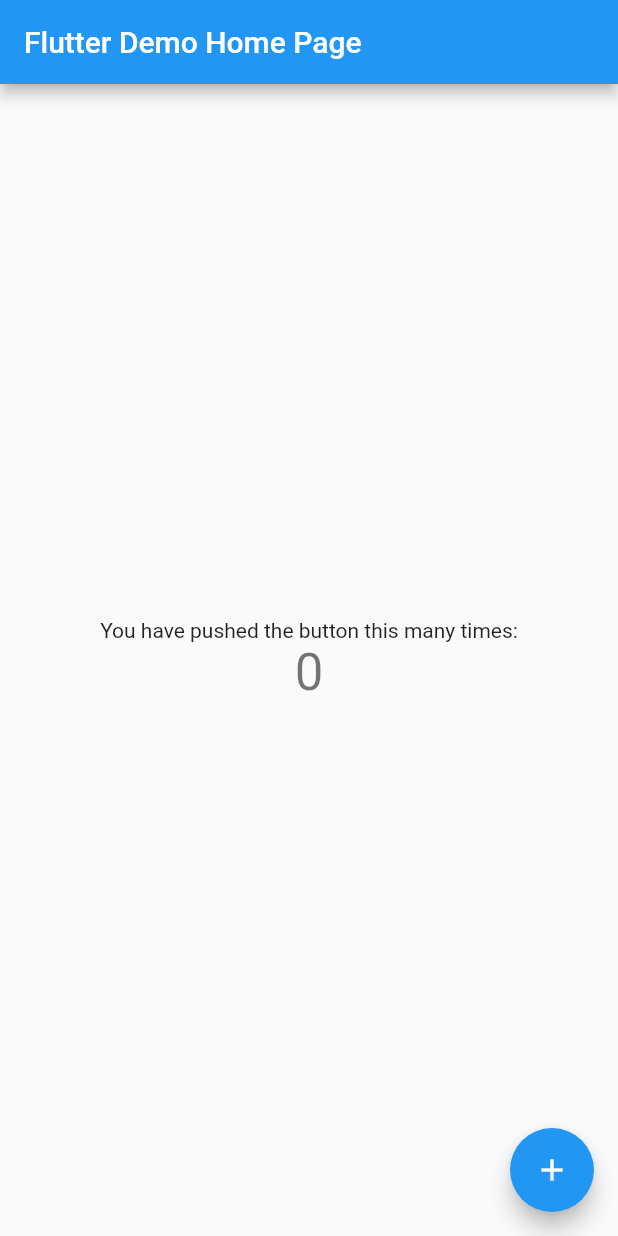
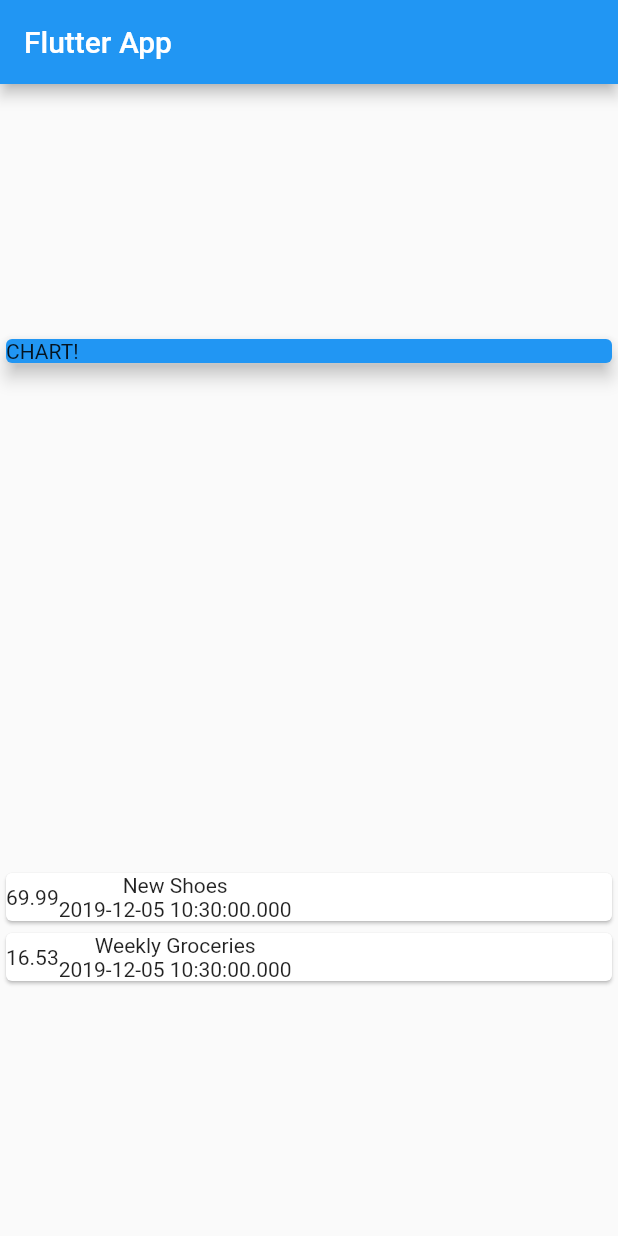
Before and after one commit to Thilanguis/controle_gastos, a Flutter app: the screen it shows after launch, on a phone screen of 412 x 824 dp. Run offline on Flutter 3.47's test engine with Material 2 defaults, Android fonts, the phone set to English and light mode, and no system bars.

Commit message:
Adicionando classe com atributos e contrutor e mostrando na tela

```diff
--- a/lib/main.dart
+++ b/lib/main.dart
@@ -1,111 +1,73 @@
 import 'package:flutter/material.dart';
+
+import './transation.dart';
 
 void main() => runApp(MyApp());
 
 class MyApp extends StatelessWidget {
-  // This widget is the root of your application.
   @override
   Widget build(BuildContext context) {
     return MaterialApp(
-      title: 'Flutter Demo',
-      theme: ThemeData(
-        // This is the theme of your application.
-        //
-        // Try running your application with "flutter run". You'll see the
-        // application has a blue toolbar. Then, without quitting the app, try
-        // changing the primarySwatch below to Colors.green and then invoke
-        // "hot reload" (press "r" in the console where you ran "flutter run",
-        // or simply save your changes to "hot reload" in a Flutter IDE).
-        // Notice that the counter didn't reset back to zero; the application
-        // is not restarted.
-        primarySwatch: Colors.blue,
-      ),
-      home: MyHomePage(title: 'Flutter Demo Home Page'),
+      title: 'Flutter App',
+      home: MyHomePage(),
     );
   }
 }
 
-class MyHomePage extends StatefulWidget {
-  MyHomePage({Key key, this.title}) : super(key: key);
-
-  // This widget is the home page of your application. It is stateful, meaning
-  // that it has a State object (defined below) that contains fields that affect
-  // how it looks.
-
-  // This class is the configuration for the state. It holds the values (in this
-  // case the title) provided by the parent (in this case the App widget) and
-  // used by the build method of the State. Fields in a Widget subclass are
-  // always marked "final".
-
-  final String title;
-
-  @override
-  _MyHomePageState createState() => _MyHomePageState();
-}
-
-class _MyHomePageState extends State<MyHomePage> {
-  int _counter = 0;
-
-  void _incrementCounter() {
-    setState(() {
-      // This call to setState tells the Flutter framework that something has
-      // changed in this State, which causes it to rerun the build method below
-      // so that the display can reflect the updated values. If we changed
-      // _counter without calling setState(), then the build method would not be
-      // called again, and so nothing would appear to happen.
-      _counter++;
-    });
-  }
+class MyHomePage extends StatelessWidget {
+  final List<Transaction> transactions = [
+    Transaction(
+      id: 't1',
+      title: 'New Shoes',
+      amount: 69.99,
+      date: DateTime.now(),
+    ),
+    Transaction(
+      id: 't2',
+      title: 'Weekly Groceries',
+      amount: 16.53,
+      date: DateTime.now(),
+    )
+  ];
 
   @override
   Widget build(BuildContext context) {
-    // This method is rerun every time setState is called, for instance as done
-    // by the _incrementCounter method above.
-    //
-    // The Flutter framework has been optimized to make rerunning build methods
-    // fast, so that you can just rebuild anything that needs updating rather
-    // than having to individually change instances of widgets.
     return Scaffold(
-      appBar: AppBar(
-        // Here we take the value from the MyHomePage object that was created by
-        // the App.build method, and use it to set our appbar title.
-        title: Text(widget.title),
-      ),
-      body: Center(
-        // Center is a layout widget. It takes a single child and positions it
-        // in the middle of the parent.
-        child: Column(
-          // Column is also a layout widget. It takes a list of children and
-          // arranges them vertically. By default, it sizes itself to fit its
-          // children horizontally, and tries to be as tall as its parent.
-          //
-          // Invoke "debug painting" (press "p" in the console, choose the
-          // "Toggle Debug Paint" action from the Flutter Inspector in Android
-          // Studio, or the "Toggle Debug Paint" command in Visual Studio Code)
-          // to see the wireframe for each widget.
-          //
-          // Column has various properties to control how it sizes itself and
-          // how it positions its children. Here we use mainAxisAlignment to
-          // center the children vertically; the main axis here is the vertical
-          // axis because Columns are vertical (the cross axis would be
-          // horizontal).
-          mainAxisAlignment: MainAxisAlignment.center,
+        appBar: AppBar(
+          title: Text('Flutter App'),
+        ),
+        body: Column(
+          mainAxisAlignment: MainAxisAlignment.spaceAround,
+          crossAxisAlignment: CrossAxisAlignment.stretch,
           children: <Widget>[
-            Text(
-              'You have pushed the button this many times:',
+            Card(
+              color: Colors.blue,
+              child: Container(
+                width: double.infinity,
+                child: Text('CHART!'),
+              ),
+              elevation: 5,
             ),
-            Text(
-              '$_counter',
-              style: Theme.of(context).textTheme.display1,
+            Column(
+              children: transactions.map((tx) {
+                return Card(
+                  child: Row(
+                    children: <Widget>[
+                      Container(
+                        child: Text(
+                          tx.amount.toString(),
+                        ),
+                      ),
+                      Column(children: <Widget>[
+                        Text(tx.title),
+                        Text(tx.date.toString(),),
+                      ],),
+                    ],
+                  ),
+                );
+              }).toList(),
             ),
           ],
-        ),
-      ),
-      floatingActionButton: FloatingActionButton(
-        onPressed: _incrementCounter,
-        tooltip: 'Increment',
-        child: Icon(Icons.add),
-      ), // This trailing comma makes auto-formatting nicer for build methods.
-    );
+        ));
   }
 }
--- /dev/null
+++ b/lib/transation.dart
@@ -0,0 +1,14 @@
+import 'package:flutter/foundation.dart';
+
+class Transaction {
+  final String id;
+  final String title;
+  final double amount;
+  final DateTime date;
+
+  Transaction(
+      {@required this.id,
+      @required this.title,
+      @required this.amount,
+      @required this.date});
+}
```
